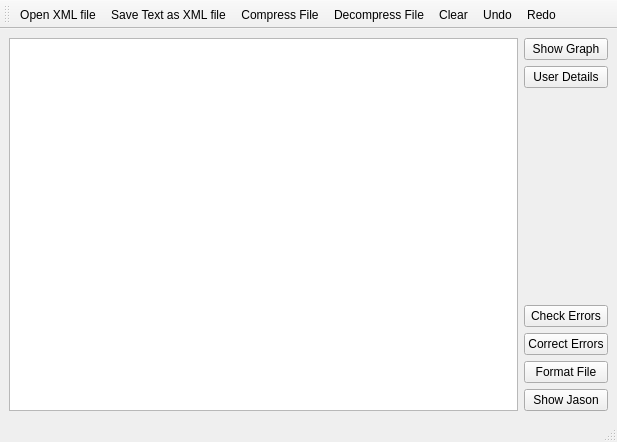
First picture: the form in xml_project.ui, repository AhmedHamed00/XML-File-Editor, before the edit.
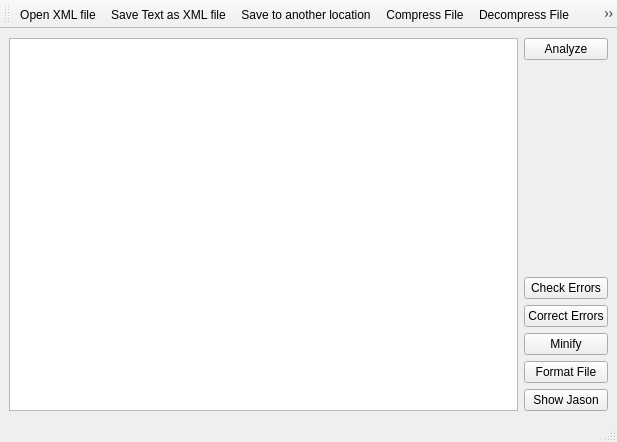
Second picture: the form after the edit. Icons and pictures are not drawn.

What changed in the file:
```diff
--- a/xml_project.ui
+++ b/xml_project.ui
@@ -29,17 +29,10 @@
       </item>
       <item>
        <layout class="QVBoxLayout" name="verticalLayout_4">
-        <item>
-         <widget class="QPushButton" name="graph_button">
-          <property name="text">
-           <string>Show Graph</string>
-          </property>
-         </widget>
-        </item>
         <item>
          <widget class="QPushButton" name="details_button">
           <property name="text">
-           <string>User Details</string>
+           <string>Analyze</string>
           </property>
          </widget>
         </item>
@@ -70,6 +63,13 @@
           </property>
          </widget>
         </item>
+        <item>
+         <widget class="QPushButton" name="Minify_button">
+          <property name="text">
+           <string>Minify</string>
+          </property>
+         </widget>
+        </item>
         <item>
          <widget class="QPushButton" name="format_button">
           <property name="text">
@@ -106,6 +106,7 @@
    </attribute>
    <addaction name="actionOpen_XML_file"/>
    <addaction name="actionSave_Text_as_XML_file"/>
+   <addaction name="actionSave_to_another_location"/>
    <addaction name="actionCompress"/>
    <addaction name="actionDecompress"/>
    <addaction name="actionClear"/>
@@ -181,6 +182,18 @@
     <enum>QAction::NoRole</enum>
    </property>
   </action>
+  <action name="actionSave_to_another_location">
+   <property name="icon">
+    <iconset resource="images.qrc">
+     <normaloff>:/images/save.png</normaloff>:/images/save.png</iconset>
+   </property>
+   <property name="text">
+    <string>Save to another location</string>
+   </property>
+   <property name="menuRole">
+    <enum>QAction::NoRole</enum>
+   </property>
+  </action>
  </widget>
  <resources>
   <include location="images.qrc"/>
```
